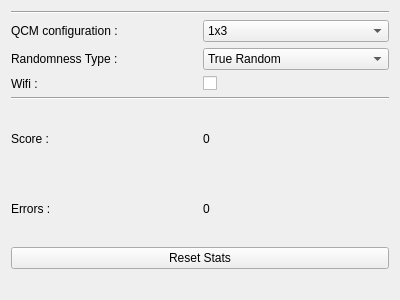
Aryetis/Obenkyobo, file appsettings.ui: the form before one commit.
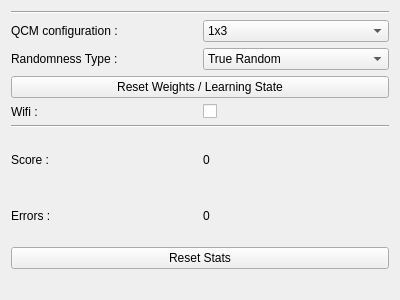
The form after the commit.

Commit message: confirmed weighted randomness working, added 'reset weights' button to AppSettings

What changed in the file:
```diff
--- a/appsettings.ui
+++ b/appsettings.ui
@@ -84,6 +84,25 @@
        </item>
       </layout>
      </item>
+     <item>
+      <layout class="QHBoxLayout" name="ResetWeights">
+       <item>
+        <layout class="QVBoxLayout" name="ResetWeightsSubContainer">
+         <item>
+          <layout class="QHBoxLayout" name="ResetWeightsLayout">
+           <item>
+            <widget class="QPushButton" name="ResetWeightsButton">
+             <property name="text">
+              <string>Reset Weights / Learning State</string>
+             </property>
+            </widget>
+           </item>
+          </layout>
+         </item>
+        </layout>
+       </item>
+      </layout>
+     </item>
      <item>
       <layout class="QHBoxLayout" name="WifiSetting">
        <item>
```
The commit also changes 4 other files.
